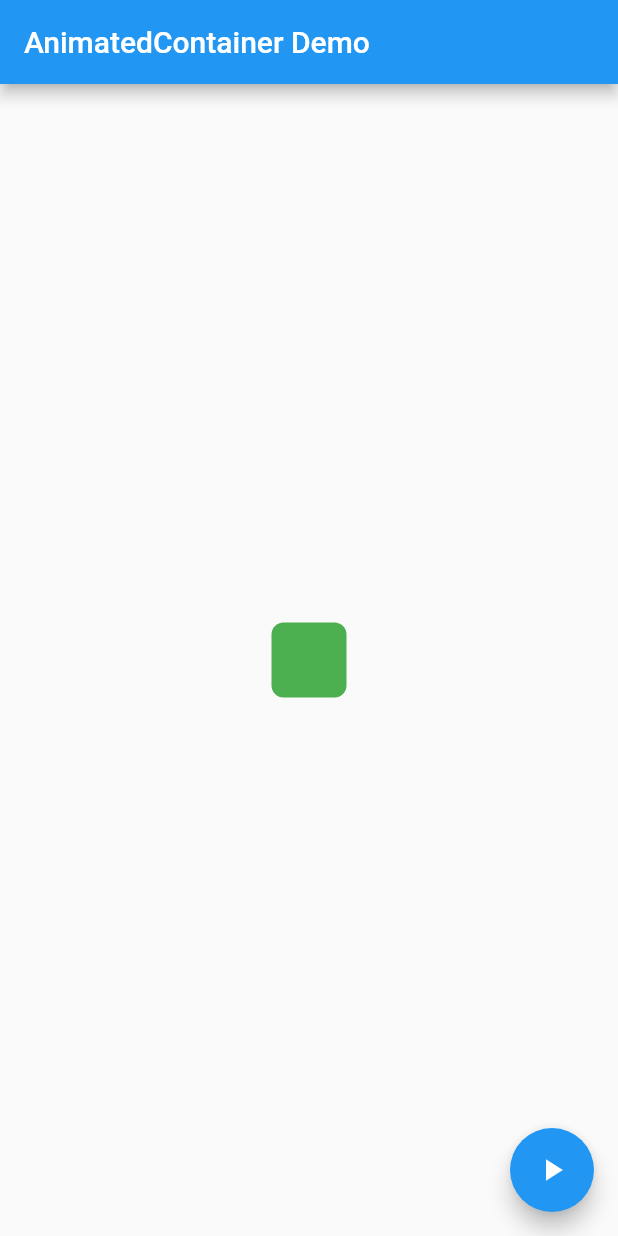
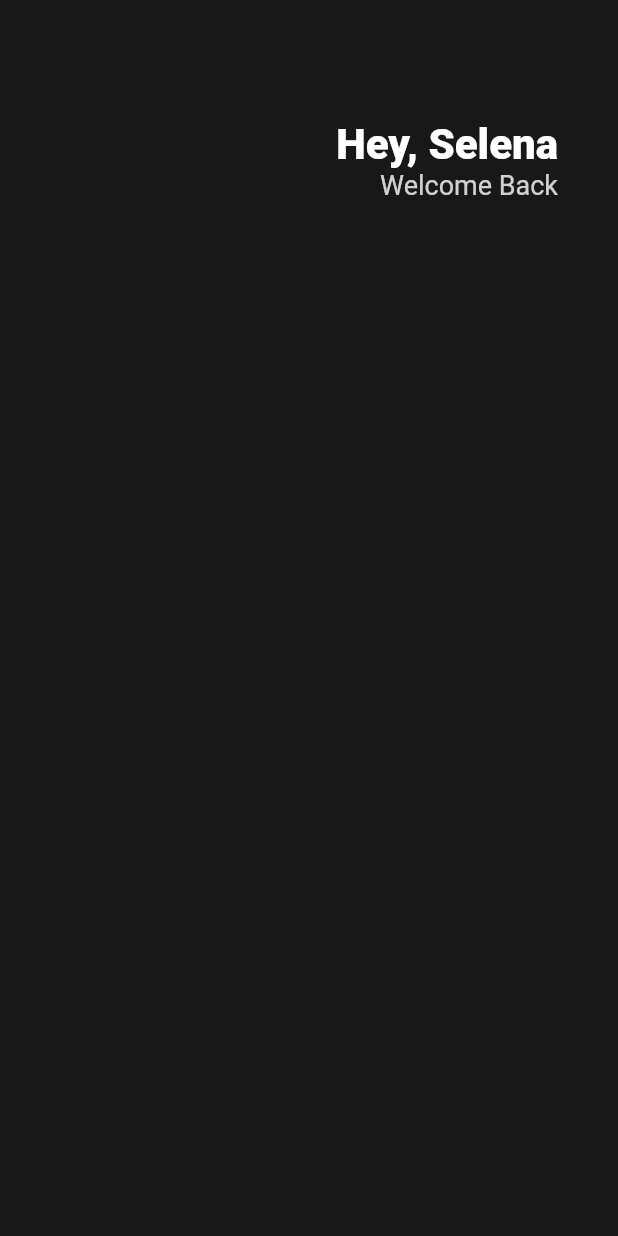
Before and after one commit to igiza1213/learn_stack, a Flutter app: the screen it shows after launch, on a phone screen of 412 x 824 dp. Run offline on Flutter 3.47's test engine with Material 2 defaults, Android fonts, the phone set to English and light mode, and no system bars.

Commit message:
Update main.dart

```diff
--- a/Flutter/toonflix/lib/main.dart
+++ b/Flutter/toonflix/lib/main.dart
@@ -1,73 +1,53 @@
-import 'dart:math';
-
 import 'package:flutter/material.dart';
 
-void main() => runApp(const AnimatedContainerApp());
-
-class AnimatedContainerApp extends StatefulWidget {
-  const AnimatedContainerApp({super.key});
-
-  @override
-  State<AnimatedContainerApp> createState() => _AnimatedContainerAppState();
+void main() {
+  runApp(const App());
 }
 
-class _AnimatedContainerAppState extends State<AnimatedContainerApp> {
-  // Define the various properties with default values. Update these properties
-  // when the user taps a FloatingActionButton.
-  double _width = 50;
-  double _height = 50;
-  Color _color = Colors.green;
-  BorderRadiusGeometry _borderRadius = BorderRadius.circular(8);
+class App extends StatelessWidget {
+  const App({super.key});
 
   @override
   Widget build(BuildContext context) {
     return MaterialApp(
       home: Scaffold(
-        appBar: AppBar(
-          title: const Text('AnimatedContainer Demo'),
-        ),
-        body: Center(
-          child: AnimatedContainer(
-            // Use the properties stored in the State class.
-            width: _width,
-            height: _height,
-            decoration: BoxDecoration(
-              color: _color,
-              borderRadius: _borderRadius,
-            ),
-
-            // Define how long the animation should take.
-            duration: const Duration(milliseconds: 500),
-            // Provide an optional curve to make the animation feel smoother.
-            curve: Curves.fastOutSlowIn,
+        backgroundColor: const Color(0xFF181818),
+        body: Padding(
+          padding: const EdgeInsets.symmetric(
+            horizontal: 40,
           ),
-        ),
-        floatingActionButton: FloatingActionButton(
-          // When the user taps the button
-          onPressed: () {
-            // Use setState to rebuild the widget with new values.
-            setState(() {
-              // Create a random number generator.
-              final random = Random();
-
-              // Generate a random width and height.
-              _width = random.nextInt(300).toDouble();
-              _height = random.nextInt(300).toDouble();
-
-              // Generate a random color.
-              _color = Color.fromRGBO(
-                random.nextInt(256),
-                random.nextInt(256),
-                random.nextInt(256),
-                1,
-              );
-
-              // Generate a random border radius.
-              _borderRadius =
-                  BorderRadius.circular(random.nextInt(100).toDouble());
-            });
-          },
-          child: const Icon(Icons.play_arrow),
+          child: Column(
+            children: [
+              const SizedBox(
+                height: 80,
+              ),
+              Row(
+                mainAxisAlignment: MainAxisAlignment.end,
+                children: [
+                  Column(
+                    crossAxisAlignment: CrossAxisAlignment.end,
+                    children: [
+                      const Text(
+                        "Hey, Selena",
+                        style: TextStyle(
+                          color: Colors.white,
+                          fontSize: 28,
+                          fontWeight: FontWeight.w800,
+                        ),
+                      ),
+                      Text(
+                        "Welcome Back",
+                        style: TextStyle(
+                          color: Colors.white.withOpacity(0.8),
+                          fontSize: 18,
+                        ),
+                      ),
+                    ],
+                  )
+                ],
+              )
+            ],
+          ),
         ),
       ),
     );
```
